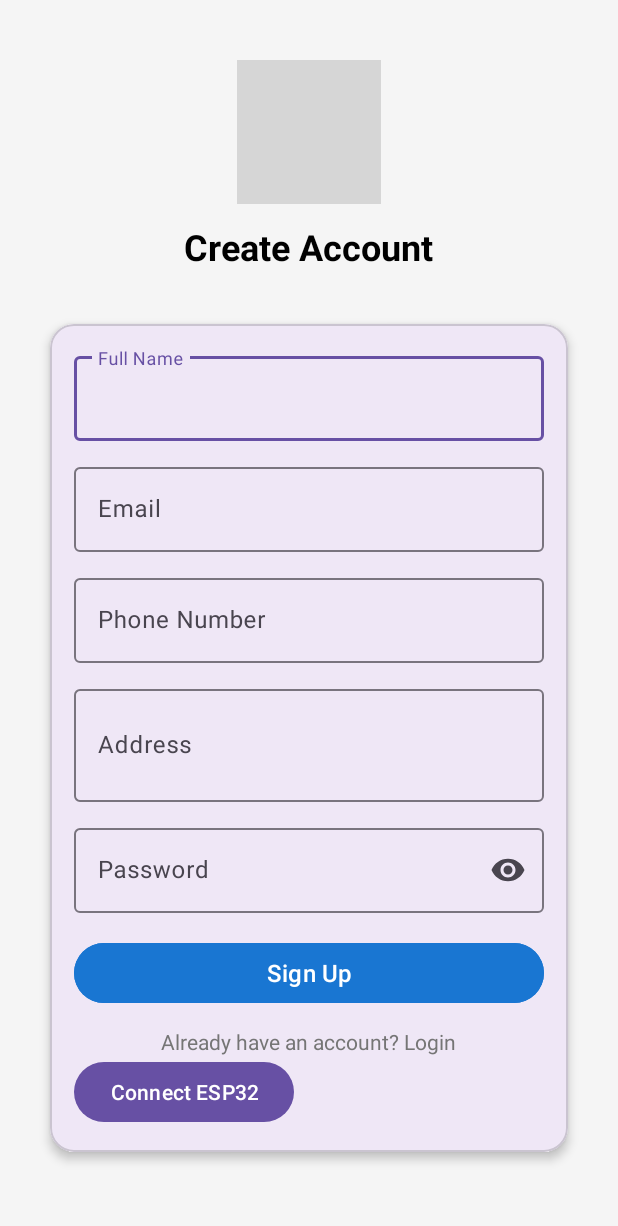
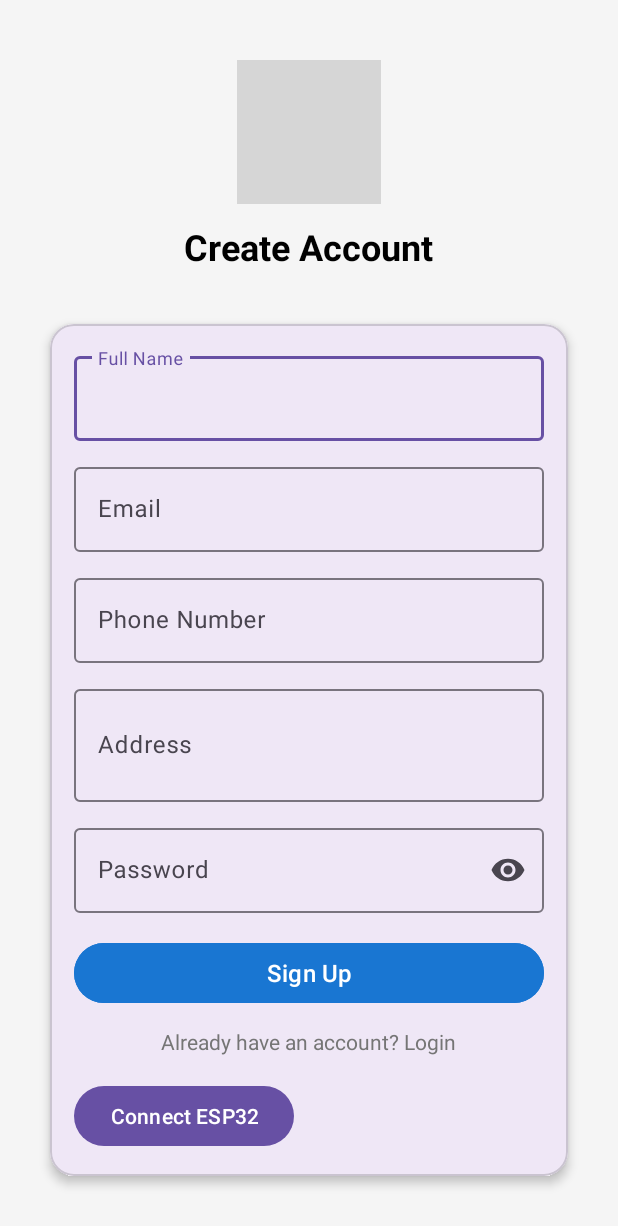
Before and after one commit to rakeshg04/AiShield, an Android app: the screen it shows after launch (MainActivity), on a phone screen of 412 x 824 dp. Shown: the top 1226 px of the screen. Run offline under Robolectric (Android 15) with nearby library versions, the light colour scheme and no system bars; our stand-ins replace Firebase (no records; nobody signed in at launch, a user with empty details on screens opened directly); grey boxes are pictures that could not be loaded.

Commit message:
Connection update

```diff
--- a/app/src/main/java/com/example/aishield/MainActivity.kt
+++ b/app/src/main/java/com/example/aishield/MainActivity.kt
@@ -1,18 +1,19 @@
 package com.example.aishield
 
+import android.Manifest
 import android.content.Intent
 import android.os.Bundle
 import android.widget.EditText
+import android.widget.Button
 import android.widget.Toast
 import androidx.appcompat.app.AlertDialog
 import androidx.appcompat.app.AppCompatActivity
+import androidx.core.app.ActivityCompat
 import com.example.aishield.databinding.ActivityMainBinding
 import com.google.firebase.FirebaseException
 import com.google.firebase.auth.*
 import com.google.firebase.database.FirebaseDatabase
 import java.util.concurrent.TimeUnit
-import android.Manifest
-import androidx.core.app.ActivityCompat
 
 class MainActivity : AppCompatActivity() {
 
@@ -28,6 +29,9 @@ class MainActivity : AppCompatActivity() {
     private var tempPhone = ""
     private var tempAddress = ""
     private var tempPassword = ""
+
+    // ✅ ESP32 service (initialize later)
+    private lateinit var espService: Esp32BluetoothService
 
     override fun onCreate(savedInstanceState: Bundle?) {
         super.onCreate(savedInstanceState)
@@ -62,6 +66,31 @@ class MainActivity : AppCompatActivity() {
         // ✅ Go to Login
         binding.tvLogin.setOnClickListener {
             startActivity(Intent(this, Login::class.java))
+        }
+
+        // ✅ ESP32 integration setup
+        espService = Esp32BluetoothService(this, "+917996799399") // replace with real number
+
+        // Ask runtime permissions
+        ActivityCompat.requestPermissions(
+            this,
+            arrayOf(
+                Manifest.permission.BLUETOOTH_CONNECT,
+                Manifest.permission.BLUETOOTH_SCAN,
+                Manifest.permission.SEND_SMS
+            ),
+            1
+        )
+
+        // Hook up ESP32 connect button
+        val btnEsp32 = findViewById<Button>(R.id.btnConnectEsp32)
+        btnEsp32.setOnClickListener {
+            if (espService.connectToDevice("ESP32_BT_NAME")) { // replace with your ESP32 Bluetooth name
+                espService.startListening()
+                Toast.makeText(this, "ESP32 connected", Toast.LENGTH_SHORT).show()
+            } else {
+                Toast.makeText(this, "ESP32 connection failed", Toast.LENGTH_SHORT).show()
+            }
         }
     }
 
@@ -160,26 +189,4 @@ class MainActivity : AppCompatActivity() {
                 }
             }
     }
-    // ✅ ESP32 integration
-val espService = Esp32BluetoothService(this, "+917996799399") // replace with real number
-
-// Request required permissions
-ActivityCompat.requestPermissions(
-    this,
-    arrayOf(
-        Manifest.permission.BLUETOOTH_CONNECT,
-        Manifest.permission.BLUETOOTH_SCAN,
-        Manifest.permission.SEND_SMS
-    ),
-    1
-)
-
-// Example: button to connect to ESP32
-val btnEsp32 = findViewById<Button>(R.id.btnConnectEsp32) // add button in XML layout
-btnEsp32.setOnClickListener {
-    if (espService.connectToDevice("ESP32_BT_NAME")) { // replace with your ESP32 Bluetooth name
-        espService.startListening()
-    }
 }
-
-}
--- a/app/src/main/res/layout/activity_main.xml
+++ b/app/src/main/res/layout/activity_main.xml
@@ -158,12 +158,14 @@
                         android:layout_marginTop="12dp"
                         android:layout_gravity="center_horizontal" />
 
-                <Button
-    android:id="@+id/btnConnectEsp32"
-    android:layout_width="wrap_content"
-    android:layout_height="wrap_content"
-    android:text="Connect ESP32" />
-
+                    <Button
+                        android:id="@+id/btnConnectEsp32"
+                        android:layout_width="wrap_content"
+                        android:layout_height="wrap_content"
+                        android:text="Connect ESP32"
+                        android:layout_marginTop="16dp"
+                        app:layout_constraintTop_toBottomOf="@id/yourLastElement"
+                        app:layout_constraintStart_toStartOf="parent" />
 
                 </LinearLayout>
             </com.google.android.material.card.MaterialCardView>
```
Also changed, not shown: app/src/main/java/com/example/aishield/Esp32BluetoothService.kt (+26 -2 lines).
